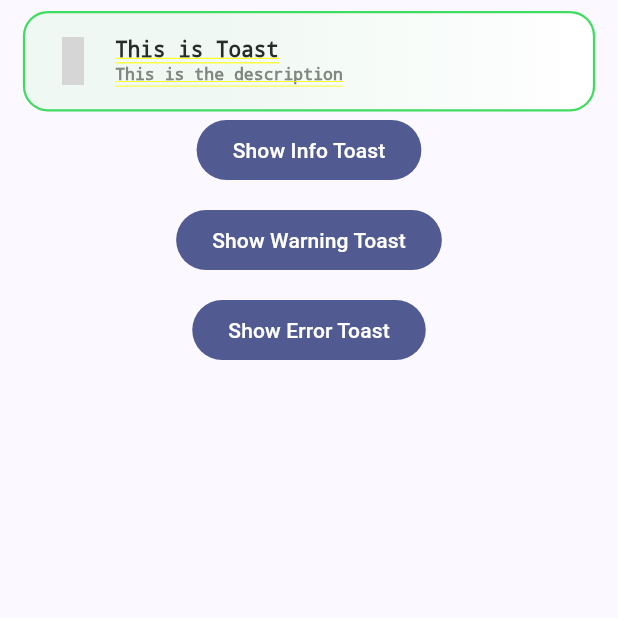
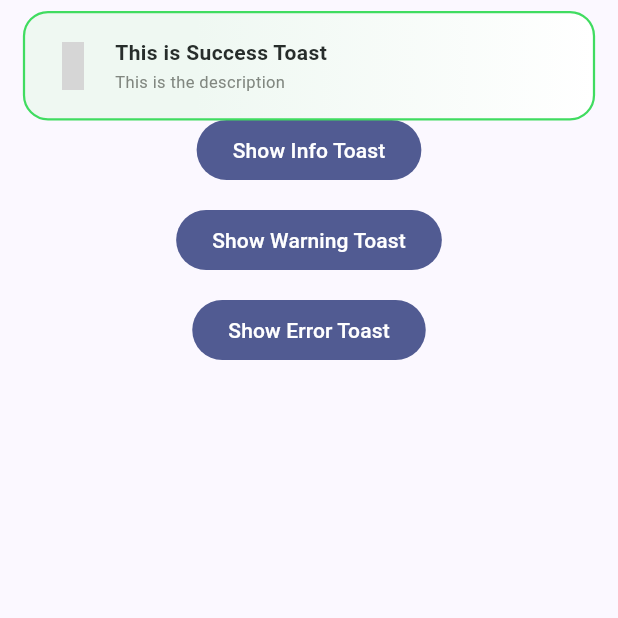
Before and after one commit to codestrdy/thing_toast, a Flutter app: the screen it shows after launch, after a tap on "Show Success Toast", on a phone screen of 412 x 824 dp, the top half of it. Run offline on Flutter 3.47's test engine with Material 3 defaults, Android fonts, the phone set to English and light mode, and no system bars; our stand-ins replace iconsax_plus; grey boxes are pictures that could not be loaded.

Commit message:
Update Minor

```diff
--- a/example/lib/main.dart
+++ b/example/lib/main.dart
@@ -46,7 +46,7 @@ class HomePage extends StatelessWidget {
                 FilledButton(
                   onPressed: () {
                     ThingToast(context).success(
-                      title: 'This is Toast',
+                      title: 'This is Success Toast',
                       subtitle: 'This is the description',
                     );
                   },
@@ -55,7 +55,7 @@ class HomePage extends StatelessWidget {
                 FilledButton(
                   onPressed: () {
                     ThingToast(context).info(
-                      title: 'This is Toast',
+                      title: 'This is Information Toast',
                       subtitle: 'This is the description',
                     );
                   },
@@ -64,7 +64,7 @@ class HomePage extends StatelessWidget {
                 FilledButton(
                   onPressed: () {
                     ThingToast(context).warning(
-                      title: 'This is Toast',
+                      title: 'This is Warning Toast',
                       subtitle: 'This is the description',
                     );
                   },
@@ -73,7 +73,7 @@ class HomePage extends StatelessWidget {
                 FilledButton(
                   onPressed: () {
                     ThingToast(context).error(
-                      title: 'This is Toast',
+                      title: 'This is Error Toast',
                       subtitle: 'This is the description',
                     );
                   },
--- a/lib/src/toast_wrapper.dart
+++ b/lib/src/toast_wrapper.dart
@@ -1,3 +1,5 @@
+import 'dart:io';
+
 import 'package:flutter/material.dart';
 import 'package:thing_toast/src/toast_params.dart';
 import 'package:thing_toast/src/toast_type.dart';
@@ -94,7 +96,24 @@ class _ToastWrapperState extends State<ToastWrapper>
           physics: AlwaysScrollableScrollPhysics(
             parent: BouncingScrollPhysics(),
           ),
-          child: SafeArea(
+          child: _child,
+        ),
+      ),
+    );
+  }
+
+  // Child widget depends on Platform
+  Widget get _child {
+    if (Platform.isAndroid) {
+      return Material(color: Colors.transparent, child: _baseToast());
+    }
+
+    return _baseToast();
+  }
+
+  // Base Widget of the Toast Wrapper
+  Widget _baseToast() {
+    return SafeArea(
       child: Center(
         child: Container(
           margin: EdgeInsets.only(top: 8),
@@ -112,9 +131,6 @@ class _ToastWrapperState extends State<ToastWrapper>
           ),
         ),
       ),
-          ),
-        ),
-      ),
     );
   }
 }
--- a/pubspec.yaml
+++ b/pubspec.yaml
@@ -1,6 +1,6 @@
 name: thing_toast
 description: "Package for Fancy Gradient Toast."
-version: 0.1.0
+version: 0.2.0
 repository: https://github.com/codestrdy/thing_toast
 
 environment:
```
Also changed, not shown: lib/thing_toast.dart (+28 -0 lines), 5 other files. Lines whose indentation alone changed are shown as unchanged.
